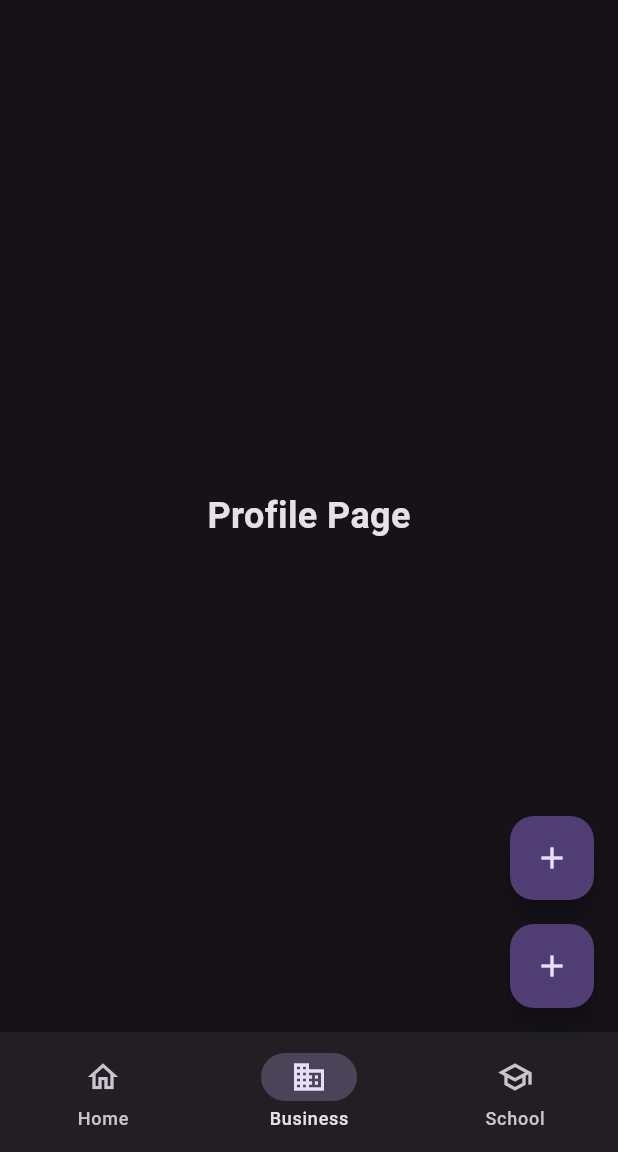
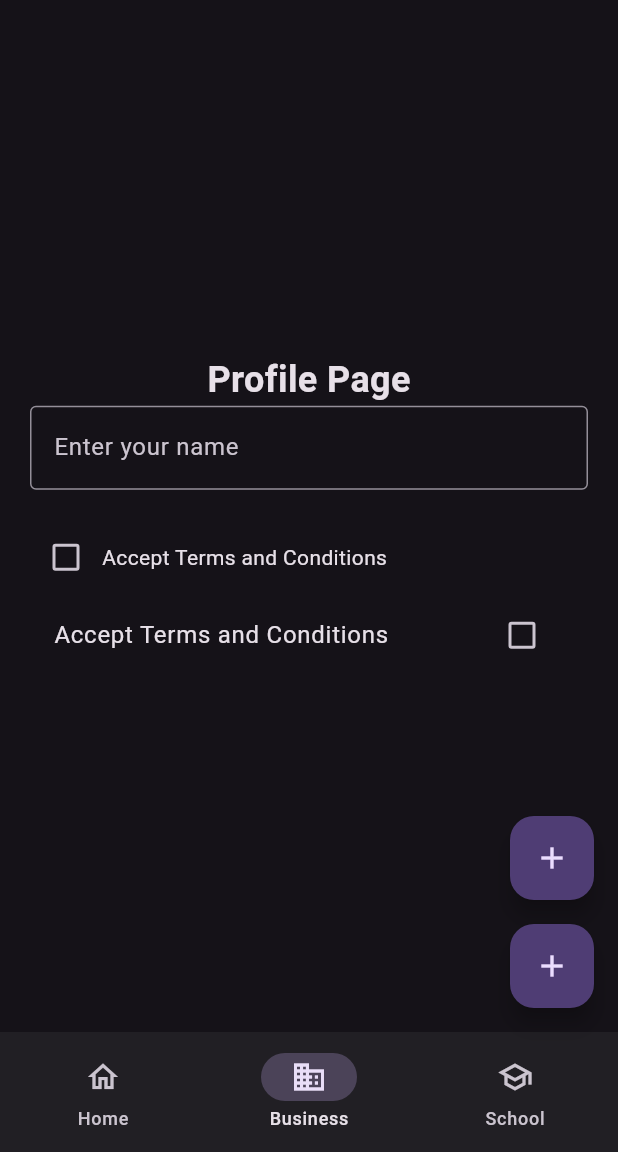
Before and after one commit to Yogesh-deshar/flutter_p, a Flutter app: the screen it shows after launch, item 2 of the bottom bar chosen, on a phone screen of 412 x 824 dp, the part 84-1236 px from its top. Run offline on Flutter 3.47's test engine with Material 3 defaults, Android fonts, the phone set to English and light mode, and no system bars.

Commit message:
checkbox input

```diff
--- a/lib/views/pages/profilepage.dart
+++ b/lib/views/pages/profilepage.dart
@@ -1,11 +1,20 @@
 import 'package:flutter/material.dart';
 
-class Profilepage extends StatelessWidget {
+class Profilepage extends StatefulWidget {
   const Profilepage({super.key});
 
   @override
+  State<Profilepage> createState() => _ProfilepageState();
+}
+
+class _ProfilepageState extends State<Profilepage> {
+  TextEditingController controller = TextEditingController();
+  bool? isCheck = false;
+  @override
   Widget build(BuildContext context) {
     return Center(
+      child: Padding(
+        padding: const EdgeInsets.all(20.0),
         child: Column(
           mainAxisAlignment: MainAxisAlignment.center,
           children: [
@@ -13,7 +22,45 @@ class Profilepage extends StatelessWidget {
               'Profile Page',
               style: TextStyle(fontSize: 24, fontWeight: FontWeight.bold),
             ),
+            TextField(
+              controller: controller,
+              decoration: InputDecoration(
+                labelText: 'Enter your name',
+                border: OutlineInputBorder(),
+              ),
+              onEditingComplete: () {
+                setState(() {
+                  // Update the UI when editing is complete
+                });
+              },
+            ),
+            Text(controller.text),
+            Row(
+              children: [
+                Checkbox(
+                  tristate: false,
+                  value: isCheck,
+                  onChanged: (bool? value) {
+                    setState(() {
+                      isCheck = value ?? false;
+                    });
+                  },
+                ),
+                Text('Accept Terms and Conditions'),
               ],
+            ),
+            CheckboxListTile(
+              title: Text('Accept Terms and Conditions'),
+              tristate: false,
+              value: isCheck,
+              onChanged: (bool? value) {
+                setState(() {
+                  isCheck = value ?? false;
+                });
+              },
+            ),
+          ],
+        ),
       ),
     );
   }
```
Lines whose indentation alone changed are shown as unchanged.
